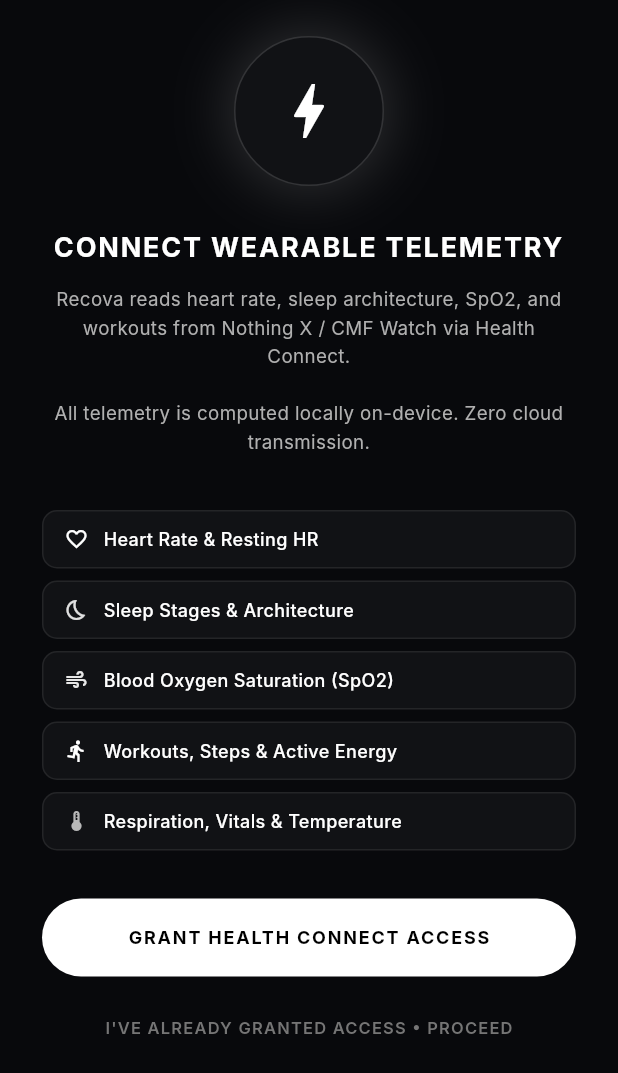
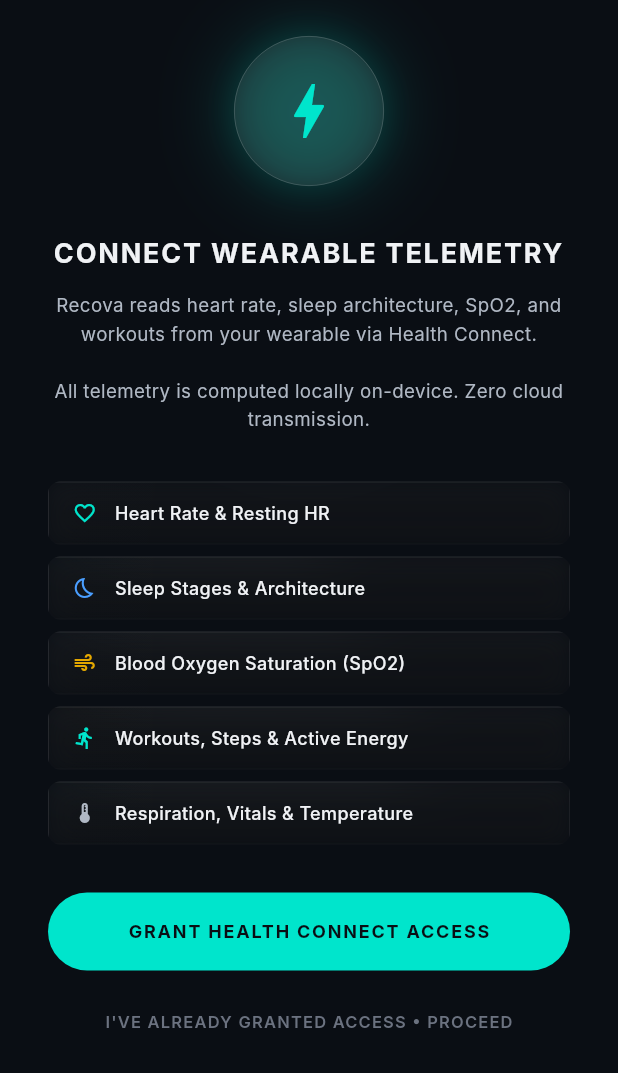
Before and after one commit to himanksharma8434-coder/athletic-recovery, a Flutter app: the screen it shows after launch, on a phone screen of 412 x 824 dp. Shown: the top 1073 px of the screen. Run offline on Flutter 3.47's test engine with Material 3 defaults, Android fonts, the phone set to English and light mode, and no system bars; drawn by our look-alikes of flutter_animate; our stand-ins replace drift, drift_flutter, equatable, fl_chart, flutter_bloc, shared_preferences; missing offline and left inert: health, workmanager; accounts and stored records are empty; generated files the repository leaves out were written again; Roboto replaces fonts that are missing (Inter); statements that could not run were skipped.

Commit message:
feat: add health tracking UI screens, components, and background sync service

```diff
--- a/lib/presentation/screens/permission_screen.dart
+++ b/lib/presentation/screens/permission_screen.dart
@@ -1,12 +1,14 @@
 import 'package:flutter/material.dart';
 import 'package:flutter_bloc/flutter_bloc.dart';
 
-import '../../core/theme/recova_colors.dart';
+import '../../core/theme/design_tokens.dart';
+import '../components/glass_card.dart';
+import '../components/motion.dart';
 import '../cubits/health_permission/health_permission_cubit.dart';
 import '../cubits/health_permission/health_permission_state.dart';
 import 'main_shell_screen.dart';
 
-/// Kinetic Obsidian styled Permission onboarding screen.
+/// Glassmorphic Permission onboarding screen.
 /// Explains why health data is needed and requests authorization.
 class PermissionScreen extends StatefulWidget {
   const PermissionScreen({super.key});
@@ -34,7 +36,6 @@
   @override
   void didChangeAppLifecycleState(AppLifecycleState state) {
     if (state == AppLifecycleState.resumed) {
-      // When returning from Health Connect settings, auto-verify permissions
       context.read<HealthPermissionCubit>().checkPermissions();
     }
   }
@@ -50,98 +51,100 @@
         }
       },
       child: Scaffold(
-        backgroundColor: RecovaColors.canvasBase,
+        backgroundColor: Tok.canvasBase,
         body: SafeArea(
           child: SingleChildScrollView(
             physics: const AlwaysScrollableScrollPhysics(),
-            padding: const EdgeInsets.symmetric(horizontal: 28, vertical: 24),
+            padding: const EdgeInsets.symmetric(
+              horizontal: Tok.space32,
+              vertical: Tok.space24,
+            ),
             child: Column(
               mainAxisAlignment: MainAxisAlignment.center,
               children: [
-                // Glowing Icon
+                // Glowing Icon with neon accent
                 Container(
                   width: 100,
                   height: 100,
                   decoration: BoxDecoration(
                     shape: BoxShape.circle,
-                    color: RecovaColors.surfaceElevation1,
-                    border: Border.all(color: RecovaColors.borderMedium),
+                    color: Tok.glassFill,
+                    border: Border.all(color: Tok.glassBorderBright, width: 0.5),
                     boxShadow: [
                       BoxShadow(
-                        color:
-                            RecovaColors.recoveryEmerald.withValues(alpha: 0.15),
-                        blurRadius: 32,
+                        color: Tok.neonAccent.withValues(alpha: 0.2),
+                        blurRadius: 40,
                         spreadRadius: 4,
+                      ),
+                      BoxShadow(
+                        color: Tok.neonAccent.withValues(alpha: 0.1),
+                        blurRadius: 16,
+                        spreadRadius: 1,
                       ),
                     ],
                   ),
-                  child: const Icon(
+                  child: Icon(
                     Icons.bolt,
                     size: 48,
-                    color: RecovaColors.recoveryEmerald,
+                    color: Tok.neonAccent,
                   ),
-                ),
-                const SizedBox(height: 28),
+                ).animateHero(),
+                const SizedBox(height: Tok.space32),
 
                 // Title
-                const Text(
+                Text(
                   'CONNECT WEARABLE TELEMETRY',
-                  style: TextStyle(
+                  style: TokType.heading.copyWith(
                     fontSize: 18,
                     fontWeight: FontWeight.w700,
                     letterSpacing: 1.2,
-                    color: RecovaColors.textPrimary,
                   ),
                   textAlign: TextAlign.center,
-                ),
-                const SizedBox(height: 12),
+                ).animateFadeIn(index: 1),
+                const SizedBox(height: Tok.space12),
 
                 // Rationale
-                const Text(
-                  'Recova reads heart rate, sleep architecture, SpO2, and workouts from Nothing X / CMF Watch via Health Connect.\n\n'
+                Text(
+                  'Recova reads heart rate, sleep architecture, SpO2, and workouts from your wearable via Health Connect.\n\n'
                   'All telemetry is computed locally on-device. Zero cloud transmission.',
-                  style: TextStyle(
-                    fontSize: 12.5,
-                    height: 1.5,
-                    color: RecovaColors.textSecondary,
-                  ),
+                  style: TokType.body.copyWith(fontSize: 12.5),
                   textAlign: TextAlign.center,
-                ),
-                const SizedBox(height: 36),
+                ).animateFadeIn(index: 2),
+                const SizedBox(height: Tok.space32),
 
                 // Data types
-                const _DataTypeChip(
+                _DataTypeChip(
                   icon: Icons.favorite_outline,
                   label: 'Heart Rate & Resting HR',
-                  accentColor: RecovaColors.recoveryEmerald,
-                ),
-                const SizedBox(height: 8),
-                const _DataTypeChip(
+                  accentColor: Tok.neonAccent,
+                ).animateIn(index: 0),
+                const SizedBox(height: Tok.space8),
+                _DataTypeChip(
                   icon: Icons.bedtime_outlined,
                   label: 'Sleep Stages & Architecture',
-                  accentColor: RecovaColors.restorativeAzure,
-                ),
-                const SizedBox(height: 8),
-                const _DataTypeChip(
+                  accentColor: Tok.accentBlue,
+                ).animateIn(index: 1),
+                const SizedBox(height: Tok.space8),
+                _DataTypeChip(
                   icon: Icons.air,
                   label: 'Blood Oxygen Saturation (SpO2)',
-                  accentColor: RecovaColors.kineticAmberGold,
-                ),
-                const SizedBox(height: 8),
-                const _DataTypeChip(
+                  accentColor: Tok.recoveryModerate,
+                ).animateIn(index: 2),
+                const SizedBox(height: Tok.space8),
+                _DataTypeChip(
                   icon: Icons.directions_run,
                   label: 'Workouts, Steps & Active Energy',
-                  accentColor: RecovaColors.recoveryEmeraldBright,
-                ),
-                const SizedBox(height: 8),
-                const _DataTypeChip(
+                  accentColor: Tok.neonAccent,
+                ).animateIn(index: 3),
+                const SizedBox(height: Tok.space8),
+                _DataTypeChip(
                   icon: Icons.thermostat_outlined,
                   label: 'Respiration, Vitals & Temperature',
-                  accentColor: RecovaColors.neuralViolet,
-                ),
-                const SizedBox(height: 32),
+                  accentColor: Tok.textSecondary,
+                ).animateIn(index: 4),
+                const SizedBox(height: Tok.space32),
 
-                // Primary Connect button
+                // Primary Connect button — neon accent CTA
                 BlocBuilder<HealthPermissionCubit, HealthPermissionState>(
                   builder: (context, state) {
                     final isLoading = state is HealthPermissionRequesting;
@@ -155,72 +158,70 @@
                                 .read<HealthPermissionCubit>()
                                 .requestPermissions(),
                         style: FilledButton.styleFrom(
-                          backgroundColor: RecovaColors.recoveryEmerald,
-                          foregroundColor: Colors.black,
+                          backgroundColor: Tok.neonAccent,
+                          foregroundColor: Tok.canvasBase,
                           shape: RoundedRectangleBorder(
-                            borderRadius: BorderRadius.circular(26),
+                            borderRadius:
+                                BorderRadius.circular(Tok.radiusXl),
                           ),
                         ),
                         child: isLoading
-                            ? const SizedBox(
+                            ? SizedBox(
                                 width: 22,
                                 height: 22,
                                 child: CircularProgressIndicator(
                                   strokeWidth: 2,
-                                  color: Colors.black,
+                                  color: Tok.canvasBase,
                                 ),
                               )
-                            : const Text(
+                            : Text(
                                 'GRANT HEALTH CONNECT ACCESS',
-                                style: TextStyle(
+                                style: TokType.badge.copyWith(
                                   fontSize: 12,
-                                  fontWeight: FontWeight.w700,
                                   letterSpacing: 1.2,
+                                  color: Tok.canvasBase,
                                 ),
                               ),
                       ),
                     );
                   },
-                ),
-                const SizedBox(height: 12),
+                ).animateIn(index: 5),
+                const SizedBox(height: Tok.space12),
 
-                // Secondary Fallback: Direct Proceed / Verify button
+                // Secondary
                 SizedBox(
                   width: double.infinity,
                   height: 44,
                   child: TextButton(
                     onPressed: () {
-                      // Navigate straight to dashboard
                       Navigator.of(context).pushReplacement(
                         MaterialPageRoute(
                             builder: (_) => const MainShellScreen()),
                       );
                     },
                     style: TextButton.styleFrom(
-                      foregroundColor: RecovaColors.textTertiary,
+                      foregroundColor: Tok.textTertiary,
                     ),
-                    child: const Text(
+                    child: Text(
                       'I\'VE ALREADY GRANTED ACCESS • PROCEED',
-                      style: TextStyle(
+                      style: TokType.caption.copyWith(
                         fontSize: 11,
-                        fontWeight: FontWeight.w600,
                         letterSpacing: 0.8,
                       ),
                     ),
                   ),
                 ),
 
-                // Denied or Notice message
+                // Denied message
                 BlocBuilder<HealthPermissionCubit, HealthPermissionState>(
                   builder: (context, state) {
                     if (state is HealthPermissionDenied) {
                       return Padding(
-                        padding: const EdgeInsets.only(top: 8),
+                        padding: const EdgeInsets.only(top: Tok.space8),
                         child: Text(
                           state.message,
-                          style: const TextStyle(
-                            fontSize: 11,
-                            color: RecovaColors.kineticAmberGold,
+                          style: TokType.bodySmall.copyWith(
+                            color: Tok.recoveryModerate,
                           ),
                           textAlign: TextAlign.center,
                         ),
@@ -251,25 +252,23 @@
 
   @override
   Widget build(BuildContext context) {
-    return Container(
-      width: double.infinity,
-      padding: const EdgeInsets.symmetric(horizontal: 14, vertical: 10),
-      decoration: BoxDecoration(
-        color: RecovaColors.surfaceElevation1,
-        borderRadius: BorderRadius.circular(10),
-        border: Border.all(color: RecovaColors.borderSubtle),
+    return GlassCard(
+      padding: const EdgeInsets.symmetric(
+        horizontal: Tok.space16,
+        vertical: Tok.space12,
       ),
+      borderRadius: Tok.radiusSm,
       child: Row(
         children: [
           Icon(icon, size: 16, color: accentColor),
-          const SizedBox(width: 10),
+          const SizedBox(width: Tok.space12),
           Expanded(
             child: Text(
               label,
-              style: const TextStyle(
+              style: TokType.bodySmall.copyWith(
+                fontWeight: FontWeight.w500,
+                color: Tok.textPrimary,
                 fontSize: 12,
-                fontWeight: FontWeight.w500,
-                color: RecovaColors.textPrimary,
               ),
               maxLines: 1,
               overflow: TextOverflow.ellipsis,
```
Also changed, not shown: lib/presentation/components/radial_score_gauge.dart (+97 -70 lines), lib/presentation/components/sleep_performance_card.dart (+61 -103 lines).
